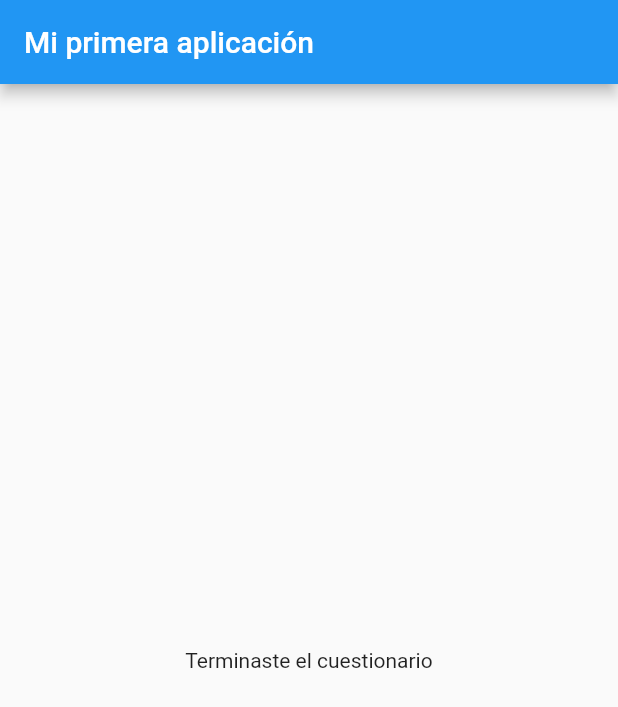
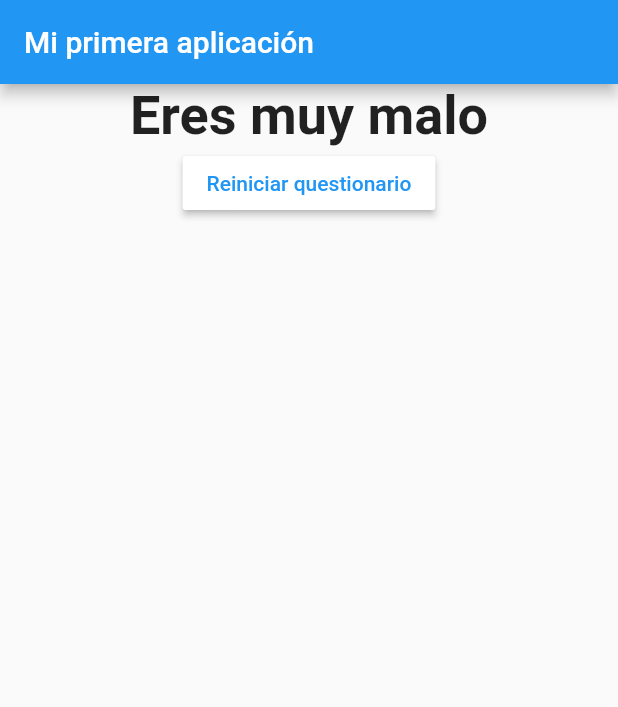
Before and after one commit to CodingCarnage/CursoFlutter_Academind_flutter_complete_guid, a Flutter app: the screen it shows after launch, after a tap on "Negro", after a tap on "Tortuga", after a tap on "Hotdog", on a phone screen of 412 x 824 dp. Shown: the top 707 px of the screen. Run offline on Flutter 3.47's test engine with Material 2 defaults, Android fonts, the phone set to English and light mode, and no system bars.

Commit message:
Finalización del curso. Implementación de mapeo en puntaje y reseteo del cuestionario.

```diff
--- a/lib/cuestionario.dart
+++ b/lib/cuestionario.dart
@@ -20,9 +20,11 @@ class Cuestionario extends StatelessWidget {
         Pregunta(
           preguntas[preguntaIndice]["preguntaTexto"],
         ),
-        ...(preguntas[preguntaIndice]["respuestas"] as List<String>)
+        ...(preguntas[preguntaIndice]["respuestas"]
+                as List<Map<String, Object>>)
             .map((respuesta) {
-          return Respuesta(respuestaPregunta, respuesta);
+          return Respuesta(
+              () => respuestaPregunta(respuesta["puntos"]), respuesta["texto"]);
         }).toList(),
       ],
     );
--- a/lib/main.dart
+++ b/lib/main.dart
@@ -18,20 +18,46 @@ class _MyAppState extends State<MyApp> {
   final _preguntas = const [
     {
       "preguntaTexto": "¿Cuál es tu color favorito?",
-      "respuestas": ["Negro", "Rojo", "Verde", "Blanco"]
+      "respuestas": [
+        {"texto": "Negro", "puntos": 10},
+        {"texto": "Rojo", "puntos": 5},
+        {"texto": "Verde", "puntos": 3},
+        {"texto": "Blanco", "puntos": 1}
+      ]
     },
     {
       "preguntaTexto": "¿Cuál es tu animal favorito?",
-      "respuestas": ["Conejo", "Tortuga", "Perro", "Gato"]
+      "respuestas": [
+        {"texto": "Conejo", "puntos": 3},
+        {"texto": "Tortuga", "puntos": 11},
+        {"texto": "Perro", "puntos": 5},
+        {"texto": "Gato", "puntos": 9}
+      ]
     },
     {
       "preguntaTexto": "¿Cuál es tu comida favorita?",
-      "respuestas": ["Pizza", "Hamburguesas", "Hotdog", "Tacos"]
+      "respuestas": [
+        {"texto": "Pizza", "puntos": 1},
+        {"texto": "Hamburguesas", "puntos": 1},
+        {"texto": "Hotdog", "puntos": 1},
+        {"texto": "Tacos", "puntos": 1}
+      ]
     },
   ];
-  var _preguntaIndice = 0;
 
-  void _respuestaPregunta() {
+  int _preguntaIndice = 0;
+  int _totalPuntos = 0;
+
+  void _resetearQuestionario() {
+    setState(() {
+      _preguntaIndice = 0;
+      _totalPuntos = 0;
+    });
+  }
+
+  void _respuestaPregunta(int puntos) {
+    _totalPuntos += puntos;
+
     setState(() {
       _preguntaIndice += 1;
     });
@@ -55,7 +81,7 @@ class _MyAppState extends State<MyApp> {
                 preguntaIndice: _preguntaIndice,
                 preguntas: _preguntas,
                 respuestaPregunta: _respuestaPregunta)
-            : Resultado(),
+            : Resultado(_totalPuntos, _resetearQuestionario),
       ),
     );
   }
--- a/lib/resultado.dart
+++ b/lib/resultado.dart
@@ -1,10 +1,43 @@
 import 'package:flutter/material.dart';
 
 class Resultado extends StatelessWidget {
+  final int resultadoPuntos;
+  final Function resetearMenjador;
+
+  Resultado(this.resultadoPuntos, this.resetearMenjador);
+
+  String get resultadoFrase {
+    String resultadoTexto;
+    if (resultadoPuntos <= 8) {
+      resultadoTexto = "Eres inocente";
+    } else if (resultadoPuntos <= 12) {
+      resultadoTexto = "Muy agradable";
+    } else if (resultadoPuntos <= 16) {
+      resultadoTexto = "Eres extraño";
+    } else {
+      resultadoTexto = "Eres muy malo";
+    }
+    return resultadoTexto;
+  }
+
   @override
   Widget build(BuildContext context) {
     return Center(
-      child: Text("Terminaste el cuestionario"),
+      child: Column(
+        children: [
+          Text(
+            resultadoFrase,
+            style: TextStyle(fontSize: 36, fontWeight: FontWeight.bold),
+            textAlign: TextAlign.center,
+          ),
+          RaisedButton(
+            onPressed: resetearMenjador,
+            child: Text("Reiniciar questionario"),
+            color: Colors.white,
+            textColor: Colors.blue,
+          ),
+        ],
+      ),
     );
   }
 }
```
